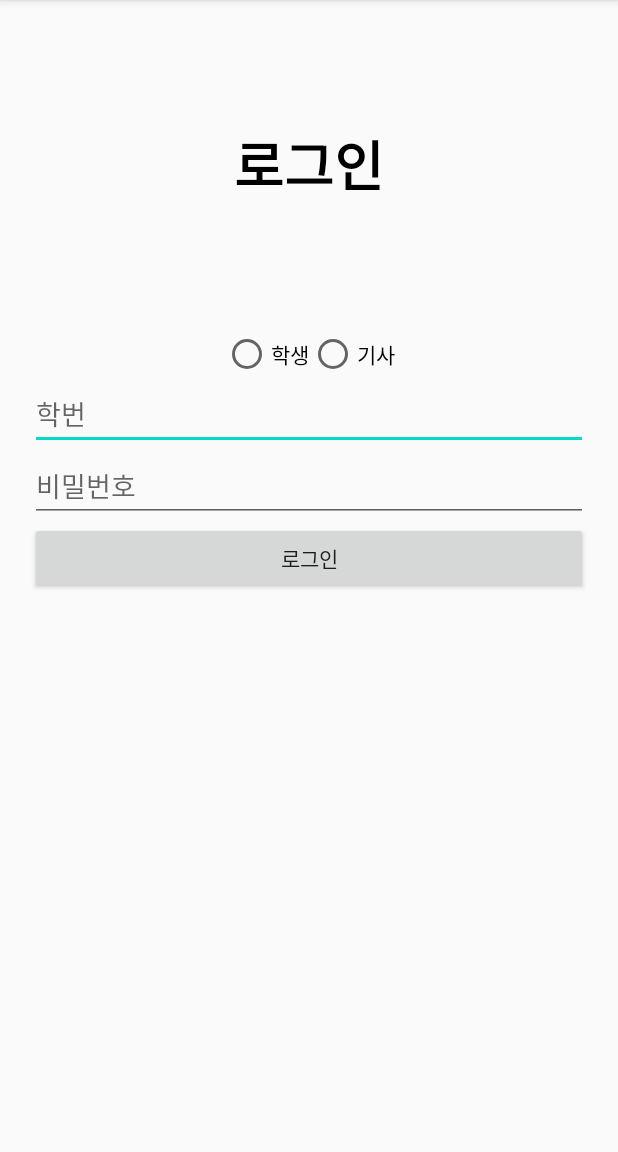
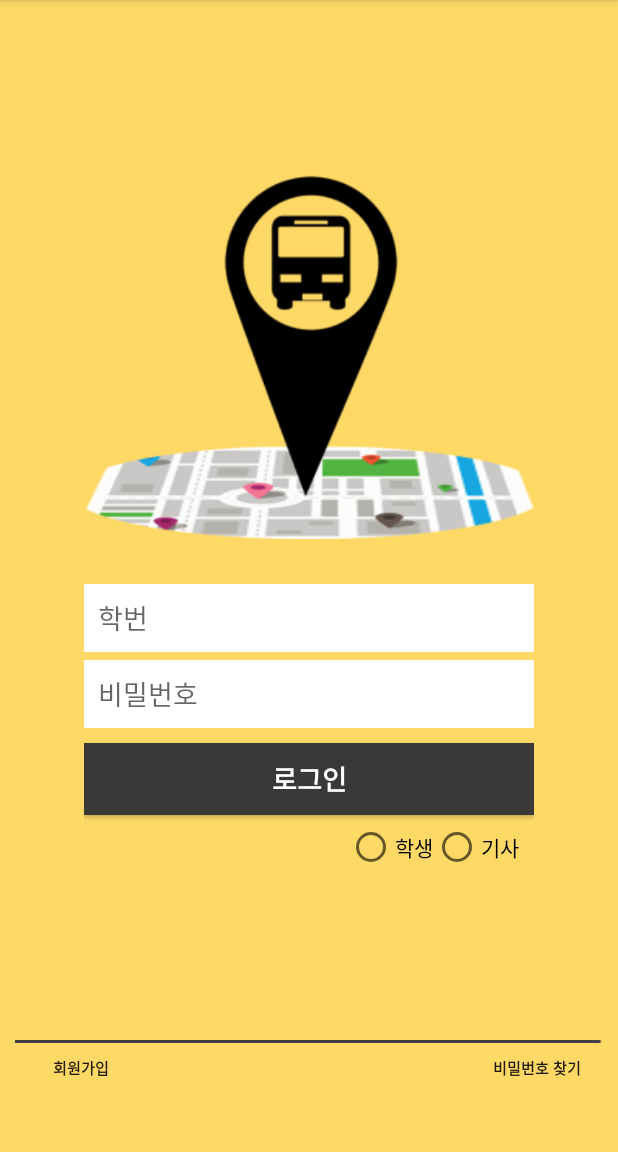
Before and after one commit to DongHwan97/SunmoonBus, an Android app: the LoginActivity screen opened directly, with no data from a screen before it, on a phone screen of 412 x 824 dp, the part 84-1236 px from its top. Run offline under Robolectric (Android 15) with nearby library versions, the phone set to English and light mode, and no system bars.

Commit message:
로그인 레이아웃 디자인(초안)

```diff
--- a/app/src/main/res/layout/activity_login.xml
+++ b/app/src/main/res/layout/activity_login.xml
@@ -1,30 +1,71 @@
 <?xml version="1.0" encoding="utf-8"?>
 <LinearLayout xmlns:android="http://schemas.android.com/apk/res/android"
+    xmlns:app="http://schemas.android.com/apk/res-auto"
     android:layout_width="match_parent"
     android:layout_height="match_parent"
+    android:background="#FFD966"
+    android:orientation="vertical"
+    android:paddingBottom="40dp">
+
+    <LinearLayout
+        android:layout_width="match_parent"
+        android:layout_height="0dp"
+        android:layout_weight="20"
+        android:gravity="center"
+        android:orientation="vertical">
+
+        <ImageView
+            android:id="@+id/Login_icon"
+            android:layout_width="407dp"
+            android:layout_height="257dp"
+            android:layout_gravity="center"
+            android:layout_marginBottom="20dp"
+            app:srcCompat="@drawable/Login_icon" />
+
+        <LinearLayout
+            android:layout_width="wrap_content"
+            android:layout_height="wrap_content"
             android:layout_margin="10dp"
             android:orientation="vertical">
 
-    <TextView
-        android:id="@+id/textView"
-        android:layout_width="match_parent"
-        android:layout_height="200dp"
-        android:gravity="center"
+            <EditText
+                android:id="@+id/idEditText"
+                android:layout_width="300dp"
+                android:layout_height="45dp"
+                android:layout_gravity="center"
+                android:layout_marginBottom="5dp"
+                android:background="#FFFFFF"
+                android:ems="10"
+                android:hint="  학번"
+                android:inputType="textPersonName" />
+
+            <EditText
+                android:id="@+id/pwEditText"
+                android:layout_width="300dp"
+                android:layout_height="45dp"
+                android:layout_gravity="center"
+                android:layout_marginBottom="10dp"
+                android:background="#FFFFFF"
+                android:ems="10"
+                android:hint="  비밀번호"
+                android:inputType="textPassword" />
+
+            <Button
+                android:id="@+id/loginButton"
+                android:layout_width="300dp"
+                android:layout_height="wrap_content"
+                android:layout_gravity="center"
+                android:layout_marginBottom="5dp"
+                android:background="#3B3838"
                 android:text="로그인"
-        android:textColor="#000000"
-        android:textSize="36sp"
+                android:textColor="#FFFFFF"
+                android:textSize="18sp"
                 android:textStyle="bold" />
 
-    <LinearLayout
-        android:layout_width="match_parent"
-        android:layout_height="match_parent"
-        android:layout_margin="10dp"
-        android:orientation="vertical">
-
             <RadioGroup
-            android:layout_width="match_parent"
+                android:layout_width="wrap_content"
                 android:layout_height="wrap_content"
-            android:gravity="center"
+                android:layout_gravity="right"
                 android:orientation="horizontal">
 
                 <RadioButton
@@ -41,28 +82,57 @@
                     android:layout_marginRight="10dp"
                     android:text="기사" />
             </RadioGroup>
-
-        <EditText
-            android:id="@+id/idEditText"
-            android:layout_width="match_parent"
-            android:layout_height="wrap_content"
-            android:ems="10"
-            android:hint="학번"
-            android:inputType="textPersonName" />
-
-        <EditText
-            android:id="@+id/pwEditText"
-            android:layout_width="match_parent"
-            android:layout_height="wrap_content"
-            android:ems="10"
-            android:hint="비밀번호"
-            android:inputType="textPassword" />
-
-        <Button
-            android:id="@+id/loginButton"
-            android:layout_width="match_parent"
-            android:layout_height="wrap_content"
-            android:text="로그인" />
         </LinearLayout>
 
     </LinearLayout>
+
+    <LinearLayout
+        android:layout_width="match_parent"
+        android:layout_height="0px"
+        android:layout_weight="1"
+        android:gravity="center"
+        android:orientation="vertical"
+        android:paddingLeft="10dp"
+        android:paddingRight="10dp">
+
+        <ImageView
+            android:id="@+id/Login_line"
+            android:layout_width="wrap_content"
+            android:layout_height="wrap_content"
+            app:srcCompat="@drawable/Login_bottomline" />
+
+        <LinearLayout
+            android:layout_width="match_parent"
+            android:layout_height="match_parent"
+            android:orientation="horizontal">
+
+            <Button
+                android:id="@+id/registButton"
+                android:layout_width="wrap_content"
+                android:layout_height="wrap_content"
+                android:background="#00FFFFFF"
+                android:text="회원가입"
+                android:textSize="10sp"
+                android:textStyle="bold" />
+
+            <LinearLayout
+                android:layout_width="wrap_content"
+                android:layout_height="match_parent"
+                android:layout_weight="1"
+                android:orientation="horizontal">
+
+            </LinearLayout>
+
+            <Button
+                android:id="@+id/passwordButton"
+                android:layout_width="wrap_content"
+                android:layout_height="wrap_content"
+                android:background="#00FFFFFF"
+                android:text="비밀번호 찾기"
+                android:textSize="10sp"
+                android:textStyle="bold" />
+
+        </LinearLayout>
+    </LinearLayout>
+
+</LinearLayout>
```
Also changed, not shown: app/src/main/res/drawable/Login_bottomline.png (added), app/src/main/res/drawable/Login_icon.png (added). Lines whose indentation alone changed are shown as unchanged.
